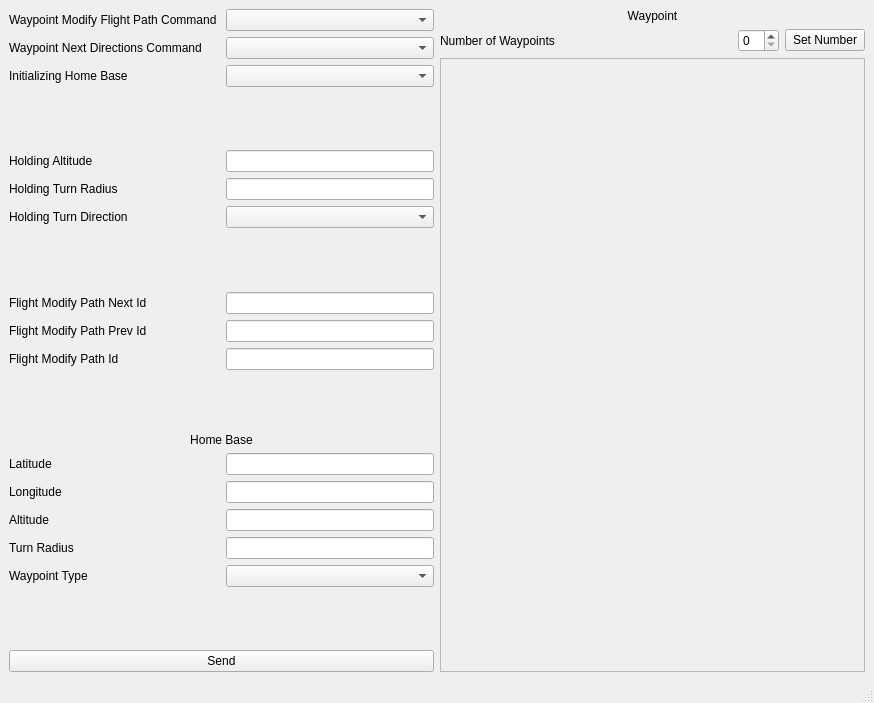
Before: the Qt Designer form TX/mainwindow.ui in UWARG/Ground-Side-Telemetry, drawn with Qt 5.
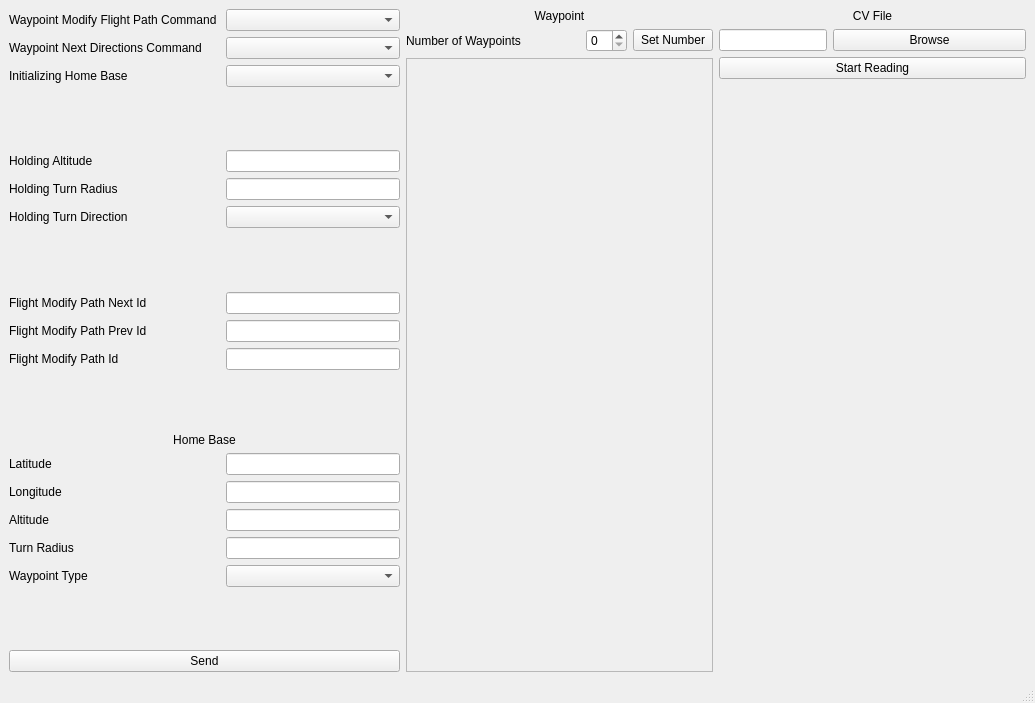
After: the same form once the commit is applied.

The edit to the form file:
```diff
--- a/TX/mainwindow.ui
+++ b/TX/mainwindow.ui
@@ -6,7 +6,7 @@
    <rect>
     <x>0</x>
     <y>0</y>
-    <width>874</width>
+    <width>1035</width>
     <height>703</height>
    </rect>
   </property>
@@ -394,7 +394,7 @@
           <rect>
            <x>0</x>
            <y>0</y>
-           <width>418</width>
+           <width>317</width>
            <height>566</height>
           </rect>
          </property>
@@ -403,6 +403,50 @@
       </item>
      </layout>
     </item>
+    <item>
+     <layout class="QFormLayout" name="formLayout_2">
+      <item row="0" column="0" colspan="2">
+       <widget class="QLabel" name="label_18">
+        <property name="text">
+         <string>CV File</string>
+        </property>
+        <property name="alignment">
+         <set>Qt::AlignCenter</set>
+        </property>
+       </widget>
+      </item>
+      <item row="1" column="0">
+       <widget class="QLineEdit" name="fileNameEdit"/>
+      </item>
+      <item row="1" column="1">
+       <widget class="QPushButton" name="browseButton">
+        <property name="text">
+         <string>Browse</string>
+        </property>
+       </widget>
+      </item>
+      <item row="2" column="0" colspan="2">
+       <widget class="QPushButton" name="readingButton">
+        <property name="text">
+         <string>Start Reading</string>
+        </property>
+       </widget>
+      </item>
+      <item row="3" column="0" colspan="2">
+       <spacer name="verticalSpacer_5">
+        <property name="orientation">
+         <enum>Qt::Vertical</enum>
+        </property>
+        <property name="sizeHint" stdset="0">
+         <size>
+          <width>20</width>
+          <height>40</height>
+         </size>
+        </property>
+       </spacer>
+      </item>
+     </layout>
+    </item>
    </layout>
   </widget>
   <widget class="QMenuBar" name="menubar">
```
Left out of the diff: 2 changed lines with no effect on the pictures.
